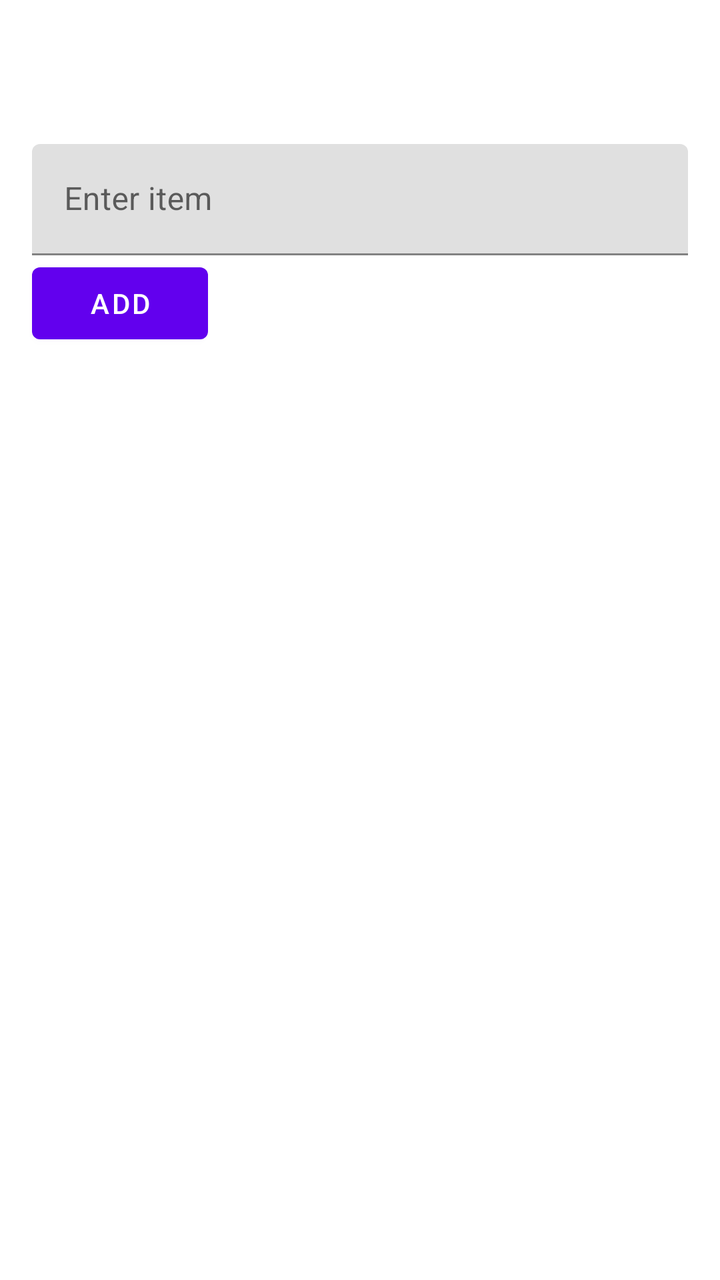
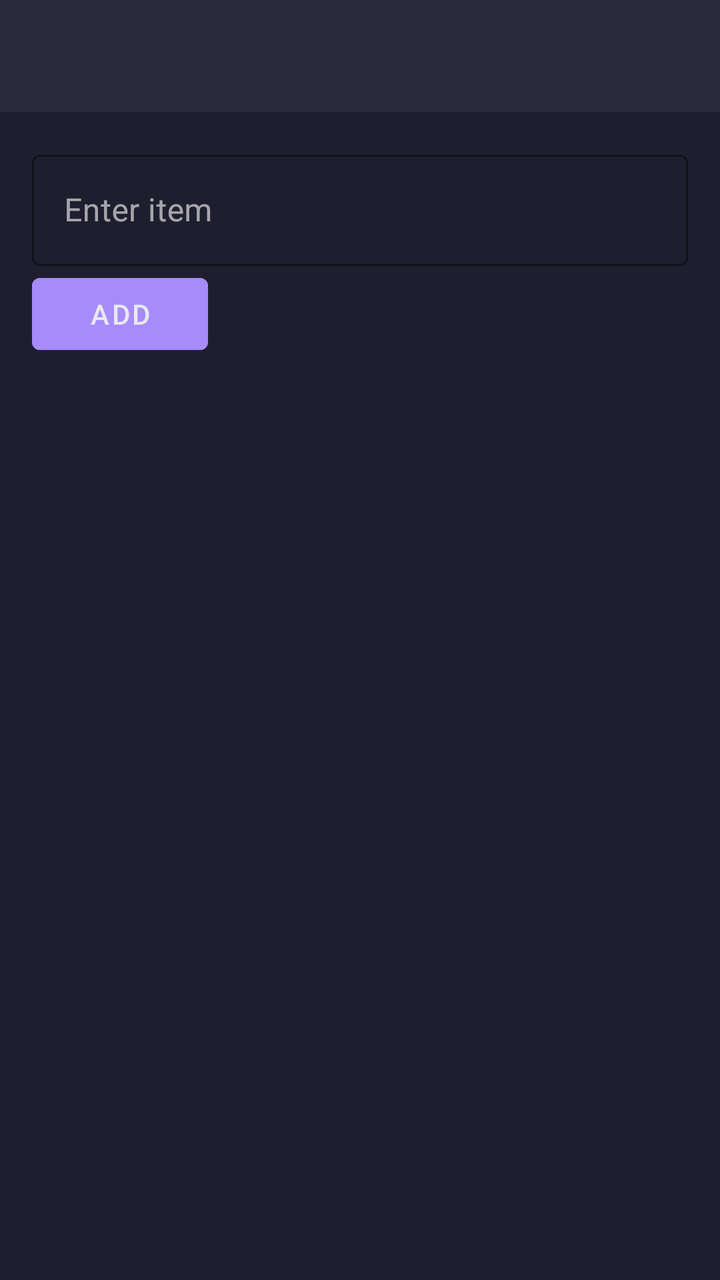

The first picture is an Android layout as it rendered before a commit; the second is the same layout after the commit. The layout source and the unified diff follow.
<!-- AndroidManifest.xml: application theme Theme.MyFirstApp -->
<!-- res/layout/activity_list_details.xml -->
<?xml version="1.0" encoding="utf-8"?>
<androidx.constraintlayout.widget.ConstraintLayout
    xmlns:android="http://schemas.android.com/apk/res/android"
    xmlns:app="http://schemas.android.com/apk/res-auto"
    android:layout_width="match_parent"
    android:layout_height="match_parent">

    <com.google.android.material.appbar.MaterialToolbar
        android:id="@+id/toolbar"
        android:layout_width="0dp"
        android:layout_height="?attr/actionBarSize"
        android:title="List"
        app:layout_constraintTop_toTopOf="parent"
        app:layout_constraintStart_toStartOf="parent"
        app:layout_constraintEnd_toEndOf="parent"/>

    <com.google.android.material.textfield.TextInputLayout
        android:id="@+id/inputLayout"
        android:layout_width="0dp"
        android:layout_height="wrap_content"
        android:layout_margin="16dp"
        app:layout_constraintTop_toBottomOf="@id/toolbar"
        app:layout_constraintStart_toStartOf="parent"
        app:layout_constraintEnd_toEndOf="parent">

        <com.google.android.material.textfield.TextInputEditText
            android:id="@+id/itemInput"
            android:layout_width="match_parent"
            android:layout_height="wrap_content"
            android:hint="Enter item"/>
    </com.google.android.material.textfield.TextInputLayout>

    <Button
        android:id="@+id/addItemButton"
        android:layout_width="wrap_content"
        android:layout_height="wrap_content"
        android:text="Add"
        app:layout_constraintTop_toBottomOf="@id/inputLayout"
        app:layout_constraintStart_toStartOf="parent"
        android:layout_marginStart="16dp"/>

    <androidx.recyclerview.widget.RecyclerView
        android:id="@+id/detailRecyclerView"
        android:layout_width="0dp"
        android:layout_height="0dp"
        android:layout_marginTop="8dp"
        app:layout_constraintTop_toBottomOf="@id/addItemButton"
        app:layout_constraintBottom_toBottomOf="parent"
        app:layout_constraintStart_toStartOf="parent"
        app:layout_constraintEnd_toEndOf="parent"/>

</androidx.constraintlayout.widget.ConstraintLayout>
<!-- resources referenced by this layout -->
<resources>
  <style name="Theme.MyFirstApp" parent="Theme.MaterialComponents.DayNight.NoActionBar">
          
          <item name="colorPrimary">@color/purple_500</item>
          <item name="colorPrimaryVariant">@color/purple_700</item>
          <item name="colorOnPrimary">@color/white</item>
          
          <item name="colorSecondary">@color/teal_200</item>
          <item name="colorSecondaryVariant">@color/teal_700</item>
          <item name="colorOnSecondary">@color/black</item>
          
          <item name="android:statusBarColor">?attr/colorPrimaryVariant</item>
          
      </style>
  <color name="purple_500">#FF6200EE</color>
  <color name="purple_700">#FF3700B3</color>
  <color name="white">#FFFFFFFF</color>
  <color name="teal_200">#FF03DAC5</color>
  <color name="teal_700">#FF018786</color>
  <color name="black">#FF000000</color>
</resources>

<!-- the commit's change to res/layout/activity_list_details.xml (unified diff, before → after) -->
@@ -3,22 +3,28 @@
     xmlns:android="http://schemas.android.com/apk/res/android"
     xmlns:app="http://schemas.android.com/apk/res-auto"
     android:layout_width="match_parent"
-    android:layout_height="match_parent">
+    android:layout_height="match_parent"
+    android:background="@color/background_dark">
 
     <com.google.android.material.appbar.MaterialToolbar
         android:id="@+id/toolbar"
         android:layout_width="0dp"
         android:layout_height="?attr/actionBarSize"
         android:title="List"
+        android:background="@color/surface_dark"
+        app:titleTextColor="@color/text_primary"
         app:layout_constraintTop_toTopOf="parent"
         app:layout_constraintStart_toStartOf="parent"
         app:layout_constraintEnd_toEndOf="parent"/>
 
     <com.google.android.material.textfield.TextInputLayout
         android:id="@+id/inputLayout"
+        style="@style/Widget.MaterialComponents.TextInputLayout.OutlinedBox"
         android:layout_width="0dp"
         android:layout_height="wrap_content"
         android:layout_margin="16dp"
+        app:boxStrokeColor="@color/accent_violet"
+        app:hintTextColor="@color/text_secondary"
         app:layout_constraintTop_toBottomOf="@id/toolbar"
         app:layout_constraintStart_toStartOf="parent"
         app:layout_constraintEnd_toEndOf="parent">
@@ -27,7 +33,10 @@
             android:id="@+id/itemInput"
             android:layout_width="match_parent"
             android:layout_height="wrap_content"
-            android:hint="Enter item"/>
+            android:hint="Enter item"
+            android:textColor="@color/text_primary"
+            android:background="@null"/>
+
     </com.google.android.material.textfield.TextInputLayout>
 
     <Button
@@ -35,6 +44,8 @@
         android:layout_width="wrap_content"
         android:layout_height="wrap_content"
         android:text="Add"
+        android:backgroundTint="@color/accent_violet"
+        android:textColor="@color/text_primary"
         app:layout_constraintTop_toBottomOf="@id/inputLayout"
         app:layout_constraintStart_toStartOf="parent"
         android:layout_marginStart="16dp"/>
@@ -44,6 +55,7 @@
         android:layout_width="0dp"
         android:layout_height="0dp"
         android:layout_marginTop="8dp"
+        android:background="@color/background_dark"
         app:layout_constraintTop_toBottomOf="@id/addItemButton"
         app:layout_constraintBottom_toBottomOf="parent"
         app:layout_constraintStart_toStartOf="parent"
<!-- resource entries referenced after the edit -->
@@ -1,23 +1,39 @@
 <!-- resources referenced by this layout -->
 <resources>
-  <style name="Theme.MyFirstApp" parent="Theme.MaterialComponents.DayNight.NoActionBar">
+  <color name="accent_violet">#A78BFA</color>
+  <color name="background_dark">#1E1E2E</color>
+  <color name="surface_dark">#2A2A3D</color>
+  <color name="text_primary">#E8E8F0</color>
+  <color name="text_secondary">#9999AA</color>
+  <style name="Theme.MyFirstApp" parent="Theme.MaterialComponents.NoActionBar">
+  
           
-          <item name="colorPrimary">@color/purple_500</item>
-          <item name="colorPrimaryVariant">@color/purple_700</item>
-          <item name="colorOnPrimary">@color/white</item>
+          <item name="android:windowBackground">@color/background_dark</item>
+          <item name="colorSurface">@color/surface_dark</item>
+          <item name="android:colorBackground">@color/background_dark</item>
+  
           
-          <item name="colorSecondary">@color/teal_200</item>
-          <item name="colorSecondaryVariant">@color/teal_700</item>
-          <item name="colorOnSecondary">@color/black</item>
+          <item name="colorPrimary">@color/accent_violet</item>
+          <item name="colorPrimaryVariant">@color/surface_dark</item>
+          <item name="colorOnPrimary">@color/text_primary</item>
+  
           
-          <item name="android:statusBarColor">?attr/colorPrimaryVariant</item>
+          <item name="colorSecondary">@color/accent_green</item>
+          <item name="colorSecondaryVariant">@color/accent_green</item>
+          <item name="colorOnSecondary">@color/background_dark</item>
+  
           
+          <item name="android:textColorPrimary">@color/text_primary</item>
+          <item name="android:textColorSecondary">@color/text_secondary</item>
+  
+          
+          <item name="android:statusBarColor">@color/surface_dark</item>
+  
+          
+          <item name="cardBackgroundColor">@color/card_dark</item>
+  
       </style>
-  <color name="purple_500">#FF6200EE</color>
-  <color name="purple_700">#FF3700B3</color>
-  <color name="white">#FFFFFFFF</color>
-  <color name="teal_200">#FF03DAC5</color>
-  <color name="teal_700">#FF018786</color>
-  <color name="black">#FF000000</color>
+  <color name="accent_green">#6EE7B7</color>
+  <color name="card_dark">#2E2E42</color>
 </resources>
 
